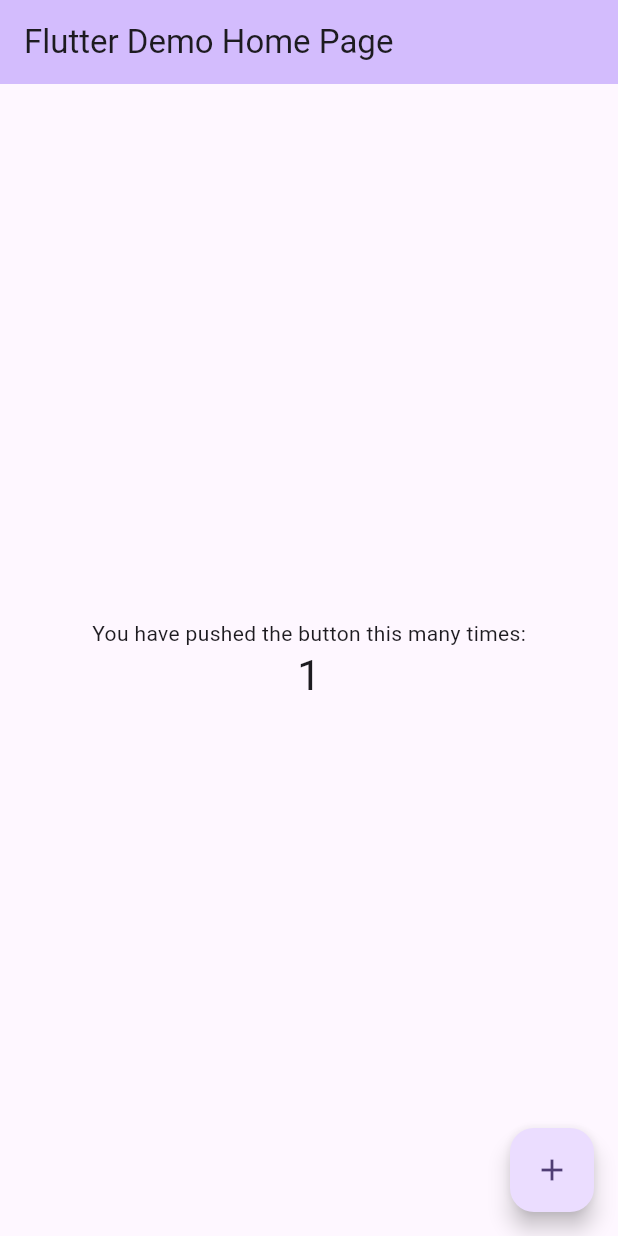
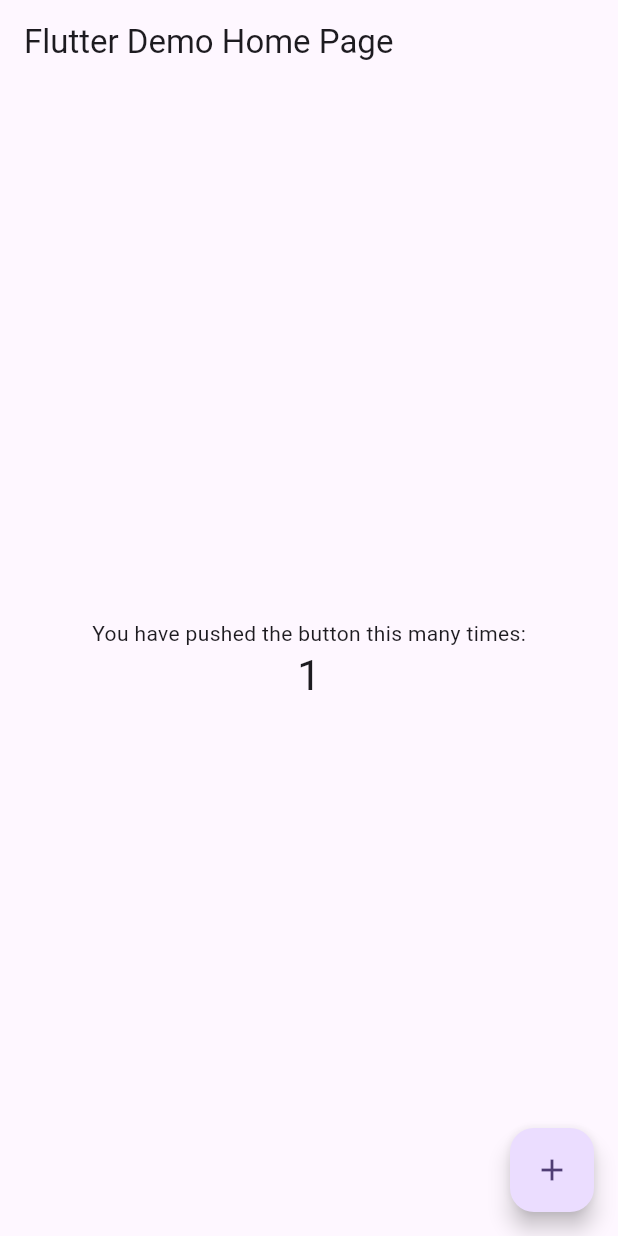
Before and after one commit to BIBINKB97/Firebase-with-BLoC, a Flutter app: the screen it shows after launch, after a tap on the "add" icon, on a phone screen of 412 x 824 dp. Run offline on Flutter 3.47's test engine with Material 3 defaults, Android fonts, the phone set to English and light mode, and no system bars; our stand-ins replace firebase_core; accounts and stored records are empty.

Commit message:
new folders and files added

```diff
--- a/lib/main.dart
+++ b/lib/main.dart
@@ -1,33 +1,24 @@
+import 'package:firebase_bloc/firebase_options.dart';
+import 'package:firebase_core/firebase_core.dart';
 import 'package:flutter/material.dart';
 
-void main() {
+void main() async {
+  WidgetsFlutterBinding.ensureInitialized();
+  await Firebase.initializeApp(
+    options: DefaultFirebaseOptions.currentPlatform,
+  );
   runApp(const MyApp());
 }
 
 class MyApp extends StatelessWidget {
   const MyApp({super.key});
 
-  // This widget is the root of your application.
   @override
   Widget build(BuildContext context) {
     return MaterialApp(
+      debugShowCheckedModeBanner: false,
       title: 'Flutter Demo',
       theme: ThemeData(
-        // This is the theme of your application.
-        //
-        // TRY THIS: Try running your application with "flutter run". You'll see
-        // the application has a purple toolbar. Then, without quitting the app,
-        // try changing the seedColor in the colorScheme below to Colors.green
-        // and then invoke "hot reload" (save your changes or press the "hot
-        // reload" button in a Flutter-supported IDE, or press "r" if you used
-        // the command line to start the app).
-        //
-        // Notice that the counter didn't reset back to zero; the application
-        // state is not lost during the reload. To reset the state, use hot
-        // restart instead.
-        //
-        // This works for code too, not just values: Most code changes can be
-        // tested with just a hot reload.
         colorScheme: ColorScheme.fromSeed(seedColor: Colors.deepPurple),
         useMaterial3: true,
       ),
@@ -38,15 +29,6 @@ class MyApp extends StatelessWidget {
 
 class MyHomePage extends StatefulWidget {
   const MyHomePage({super.key, required this.title});
-
-  // This widget is the home page of your application. It is stateful, meaning
-  // that it has a State object (defined below) that contains fields that affect
-  // how it looks.
-
-  // This class is the configuration for the state. It holds the values (in this
-  // case the title) provided by the parent (in this case the App widget) and
-  // used by the build method of the State. Fields in a Widget subclass are
-  // always marked "final".
 
   final String title;
 
@@ -59,50 +41,18 @@ class _MyHomePageState extends State<MyHomePage> {
 
   void _incrementCounter() {
     setState(() {
-      // This call to setState tells the Flutter framework that something has
-      // changed in this State, which causes it to rerun the build method below
-      // so that the display can reflect the updated values. If we changed
-      // _counter without calling setState(), then the build method would not be
-      // called again, and so nothing would appear to happen.
       _counter++;
     });
   }
 
   @override
   Widget build(BuildContext context) {
-    // This method is rerun every time setState is called, for instance as done
-    // by the _incrementCounter method above.
-    //
-    // The Flutter framework has been optimized to make rerunning build methods
-    // fast, so that you can just rebuild anything that needs updating rather
-    // than having to individually change instances of widgets.
     return Scaffold(
       appBar: AppBar(
-        // TRY THIS: Try changing the color here to a specific color (to
-        // Colors.amber, perhaps?) and trigger a hot reload to see the AppBar
-        // change color while the other colors stay the same.
-        backgroundColor: Theme.of(context).colorScheme.inversePrimary,
-        // Here we take the value from the MyHomePage object that was created by
-        // the App.build method, and use it to set our appbar title.
         title: Text(widget.title),
       ),
       body: Center(
-        // Center is a layout widget. It takes a single child and positions it
-        // in the middle of the parent.
         child: Column(
-          // Column is also a layout widget. It takes a list of children and
-          // arranges them vertically. By default, it sizes itself to fit its
-          // children horizontally, and tries to be as tall as its parent.
-          //
-          // Column has various properties to control how it sizes itself and
-          // how it positions its children. Here we use mainAxisAlignment to
-          // center the children vertically; the main axis here is the vertical
-          // axis because Columns are vertical (the cross axis would be
-          // horizontal).
-          //
-          // TRY THIS: Invoke "debug painting" (choose the "Toggle Debug Paint"
-          // action in the IDE, or press "p" in the console), to see the
-          // wireframe for each widget.
           mainAxisAlignment: MainAxisAlignment.center,
           children: <Widget>[
             const Text(
```
Also changed, not shown: lib/application/feature/auth/views/login_view.dart (added), lib/application/feature/auth/views/user_register_view.dart (added), lib/application/feature/splash/splash_view.dart (added), 1 other file.
